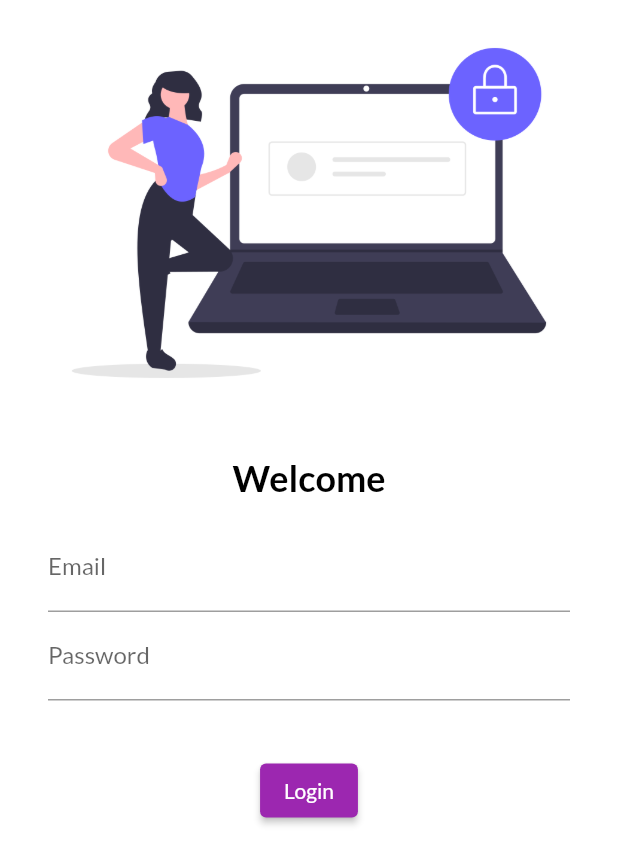
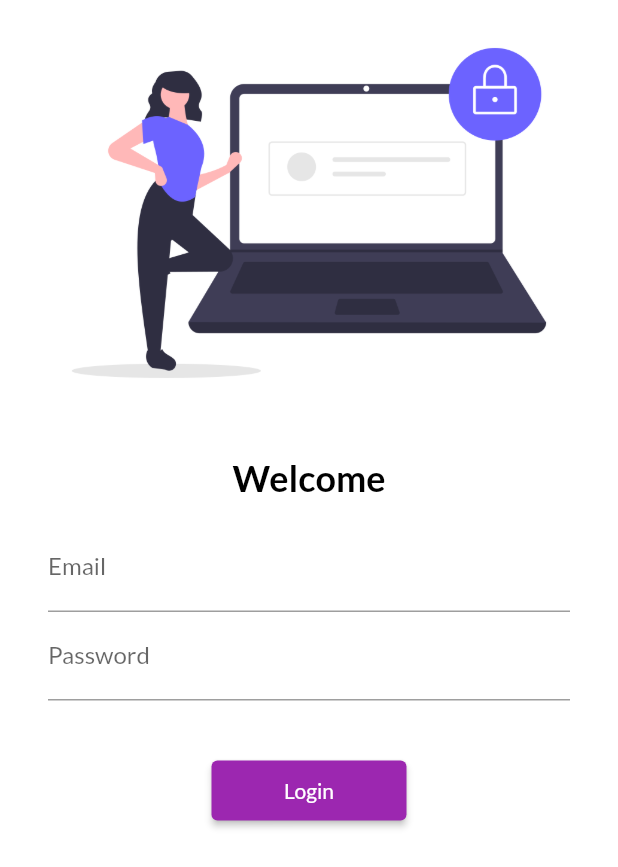
Before and after one commit to jasim506022/30daysofflutter, a Flutter app: the screen it shows after launch, on a phone screen of 412 x 824 dp. Shown: the top 867 px of the screen. Run offline on Flutter 3.47's test engine with Material 2 defaults, Android fonts, the phone set to English and light mode, and no system bars; our stand-ins replace google_fonts.

Commit message:
day5complete

```diff
--- a/lib/main.dart
+++ b/lib/main.dart
@@ -1,6 +1,7 @@
 import 'package:flutter/material.dart';
 import 'package:flutter_catelogs_app/page/homepage.dart';
 import 'package:flutter_catelogs_app/page/loginpage.dart';
+import 'package:flutter_catelogs_app/utilies/myroutes.dart';
 import 'package:google_fonts/google_fonts.dart';
 
 void main() {
@@ -14,15 +15,17 @@ class MyApp extends StatelessWidget {
   @override
   Widget build(BuildContext context) {
     return MaterialApp(
+      debugShowCheckedModeBanner: false,
       themeMode: ThemeMode.light,
       theme: ThemeData(
           primarySwatch: Colors.purple,
           fontFamily: GoogleFonts.lato().fontFamily),
       darkTheme: ThemeData(brightness: Brightness.dark),
+      initialRoute: '/',
       routes: {
         "/": (context) => LoginPage(),
-        "/home": (context) => HomePage(),
-        "/login": (context) => LoginPage(),
+        MyRoutes.homeRoute: (context) => HomePage(),
+        MyRoutes.loginRoute: (context) => LoginPage(),
       },
     );
   }
--- a/lib/page/loginpage.dart
+++ b/lib/page/loginpage.dart
@@ -3,6 +3,7 @@ import 'dart:ui';
 import 'package:flutter/material.dart';
 import 'package:flutter/src/widgets/container.dart';
 import 'package:flutter/src/widgets/framework.dart';
+import 'package:flutter_catelogs_app/utilies/myroutes.dart';
 
 class LoginPage extends StatelessWidget {
   const LoginPage({super.key});
@@ -11,6 +12,7 @@ class LoginPage extends StatelessWidget {
   Widget build(BuildContext context) {
     return Material(
         color: Colors.white,
+        child: SingleChildScrollView(
           child: Column(
             children: [
               Image.asset(
@@ -28,7 +30,8 @@ class LoginPage extends StatelessWidget {
                     fontSize: 24),
               ),
               Padding(
-              padding: const EdgeInsets.symmetric(horizontal: 32, vertical: 16),
+                padding:
+                    const EdgeInsets.symmetric(horizontal: 32, vertical: 16),
                 child: Column(
                   children: [
                     TextFormField(
@@ -51,11 +54,15 @@ class LoginPage extends StatelessWidget {
                 height: 20,
               ),
               ElevatedButton(
-              onPressed: () {},
+                onPressed: () {
+                  Navigator.pushNamed(context, MyRoutes.homeRoute);
+                },
                 child: Text("Login"),
-              style: TextButton.styleFrom(foregroundColor: Colors.white),
+                style: TextButton.styleFrom(
+                    foregroundColor: Colors.white, minimumSize: Size(130, 40)),
               )
             ],
+          ),
         ));
   }
 }
--- /dev/null
+++ b/lib/utilies/myroutes.dart
@@ -0,0 +1,4 @@
+class MyRoutes{
+  static String loginRoute = "/login";
+  static String homeRoute = "/home";
+}
```
Lines whose indentation alone changed are shown as unchanged.
